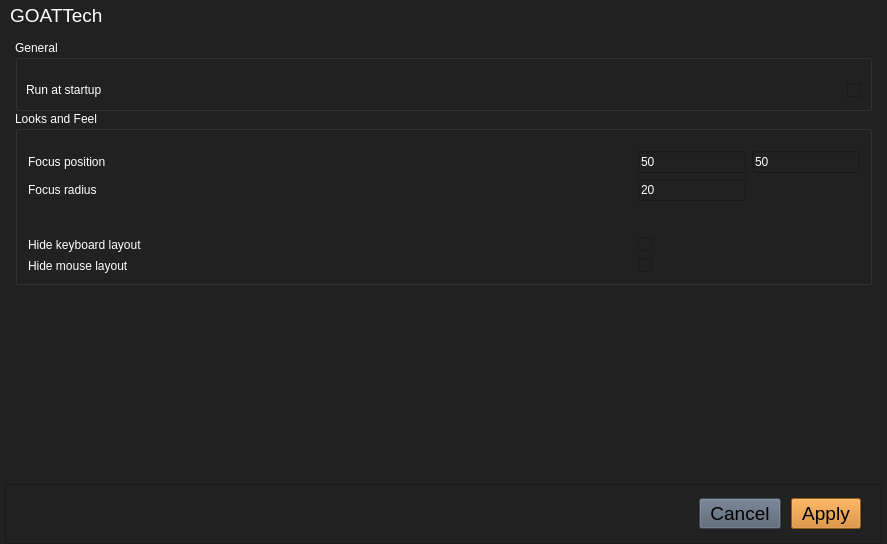
Above: modules/settings/src/settings.ui from vnepogodin/GOATTech before the change. Below: the same form after it.
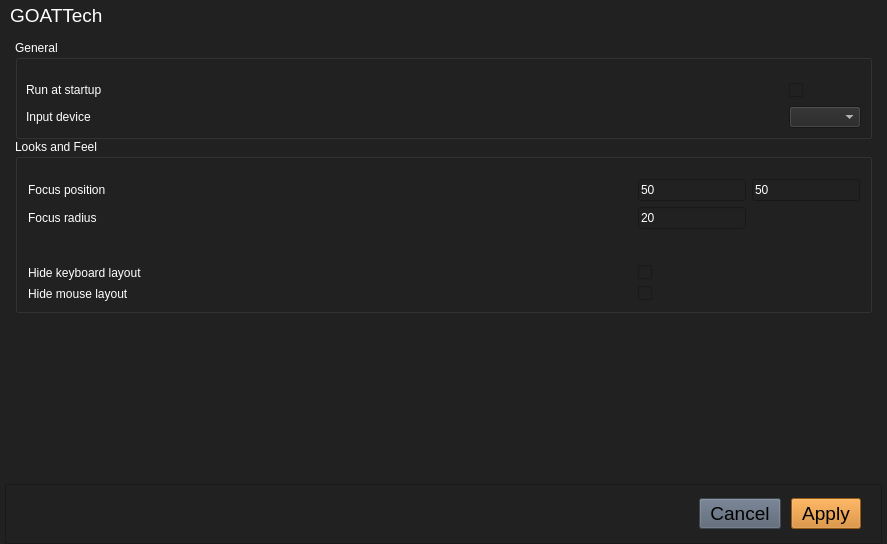
That is the form after the change. Icons and pictures are not drawn.

Patch:
```diff
--- a/modules/settings/src/settings.ui
+++ b/modules/settings/src/settings.ui
@@ -412,6 +412,19 @@
           </property>
          </widget>
         </item>
+        <item row="2" column="0">
+         <widget class="QLabel" name="input_device">
+          <property name="enabled">
+           <bool>true</bool>
+          </property>
+          <property name="text">
+           <string>Input device</string>
+          </property>
+         </widget>
+        </item>
+        <item row="2" column="2">
+         <widget class="QComboBox" name="comboBox"/>
+        </item>
        </layout>
       </widget>
      </item>
```
